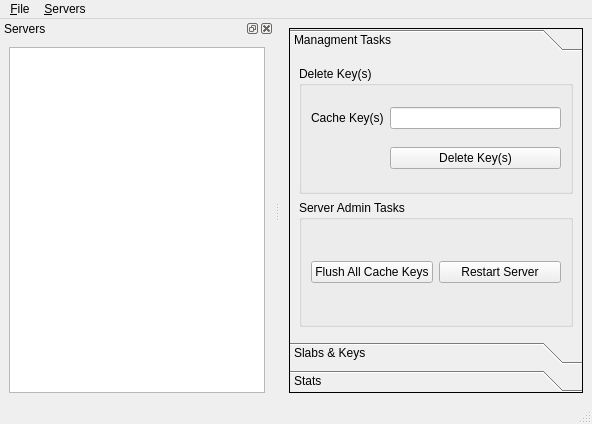
Qt form GUI/MainWindow.ui (licface/memcached-manager) before a commit.
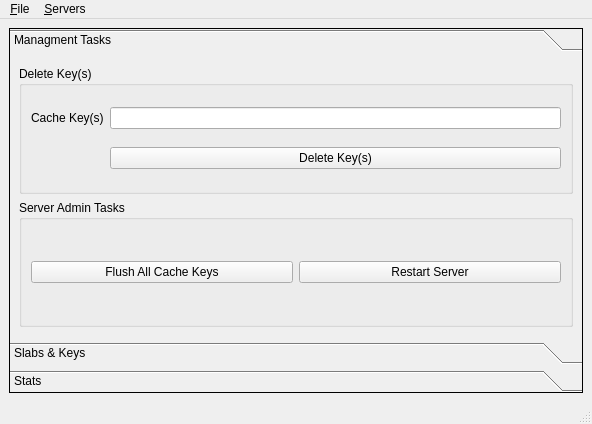
The same form after that commit.

Commit message: Remove TreeView from MainWindow as I couldn't figure the QTreeView out due to the lack of good documentation Started Cluster/Server Selection as menu/submenus under the Server menu Started and Completed Delete Cluster Menu Action Started Delete Server Menu Action

```diff
--- a/GUI/MainWindow.ui
+++ b/GUI/MainWindow.ui
@@ -18,9 +18,9 @@
   <widget class="QWidget" name="centralwidget" >
    <property name="geometry" >
     <rect>
-     <x>170</x>
+     <x>0</x>
      <y>26</y>
-     <width>422</width>
+     <width>592</width>
      <height>375</height>
     </rect>
    </property>
@@ -38,7 +38,7 @@
         <rect>
          <x>0</x>
          <y>0</y>
-         <width>402</width>
+         <width>572</width>
          <height>259</height>
         </rect>
        </property>
@@ -157,50 +157,6 @@
     </rect>
    </property>
   </widget>
-  <widget class="QDockWidget" name="serverDock" >
-   <property name="geometry" >
-    <rect>
-     <x>0</x>
-     <y>26</y>
-     <width>164</width>
-     <height>375</height>
-    </rect>
-   </property>
-   <property name="windowTitle" >
-    <string>Servers</string>
-   </property>
-   <attribute name="dockWidgetArea" >
-    <number>1</number>
-   </attribute>
-   <widget class="QWidget" name="dockWidgetContents_2" >
-    <property name="geometry" >
-     <rect>
-      <x>0</x>
-      <y>23</y>
-      <width>164</width>
-      <height>352</height>
-     </rect>
-    </property>
-    <layout class="QHBoxLayout" name="horizontalLayout" >
-     <item>
-      <widget class="QTreeView" name="serverTree" >
-       <property name="contextMenuPolicy" >
-        <enum>Qt::CustomContextMenu</enum>
-       </property>
-       <property name="frameShape" >
-        <enum>QFrame::StyledPanel</enum>
-       </property>
-       <property name="frameShadow" >
-        <enum>QFrame::Sunken</enum>
-       </property>
-       <property name="editTriggers" >
-        <set>QAbstractItemView::NoEditTriggers</set>
-       </property>
-      </widget>
-     </item>
-    </layout>
-   </widget>
-  </widget>
   <action name="actionAddServer" >
    <property name="text" >
     <string>&amp;Add Server</string>
```
Left out of the diff: 14 changed lines with no effect on the pictures. The commit also changes 10 other files.
